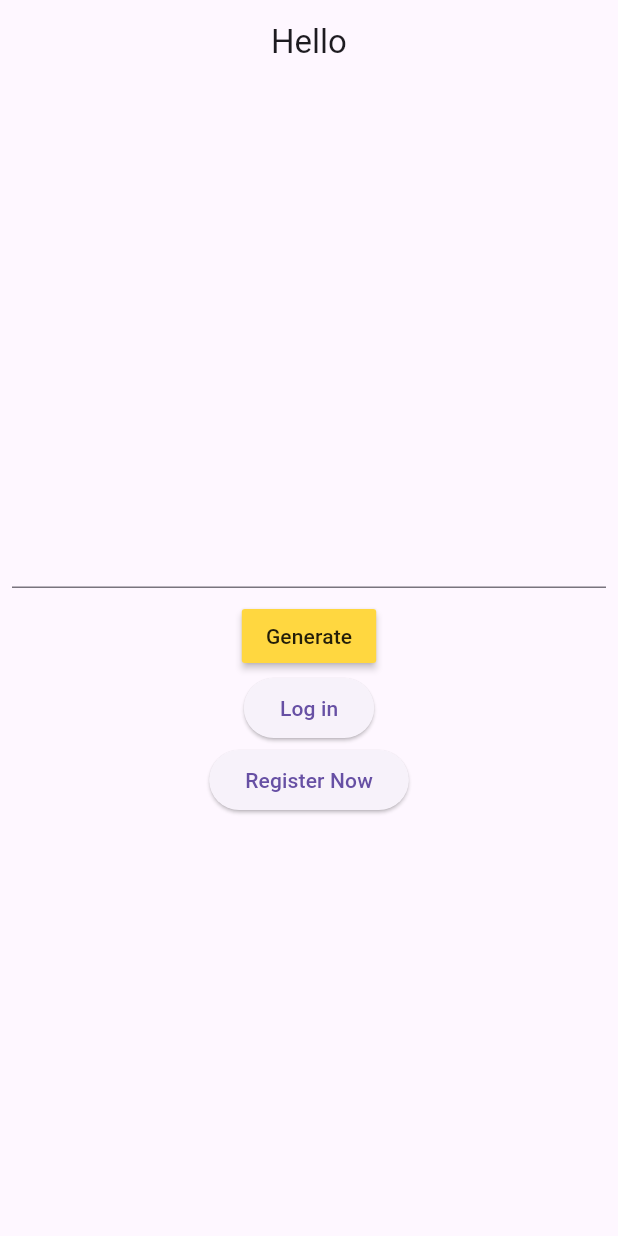
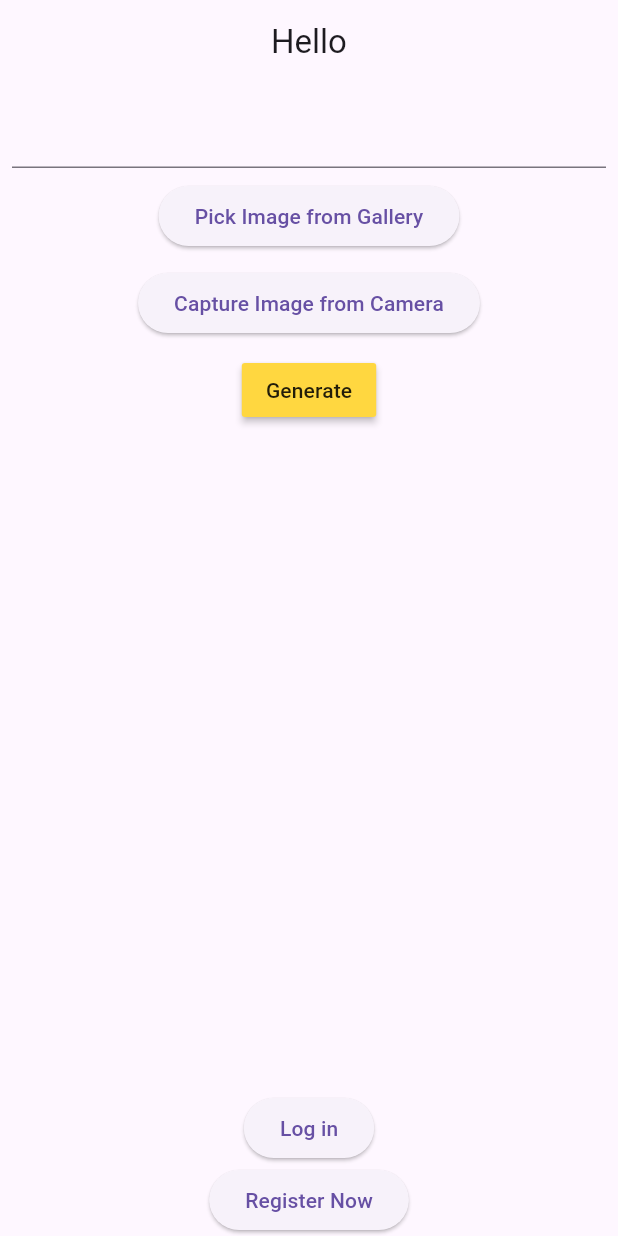
Before and after one commit to mzahin01/DietMaster, a Flutter app: the screen it shows after launch, on a phone screen of 412 x 824 dp. Run offline on Flutter 3.47's test engine with Material 3 defaults, Android fonts, the light colour scheme and no system bars; our stand-ins replace cloud_firestore, firebase_auth, firebase_core, get, google_generative_ai, image_picker; accounts and stored records are empty.

Commit message:
gemeni with image added

```diff
--- a/lib/app/modules/home/controllers/home_controller.dart
+++ b/lib/app/modules/home/controllers/home_controller.dart
@@ -1,9 +1,12 @@
+import 'dart:io';
+
 import 'package:cloud_firestore/cloud_firestore.dart';
 import 'package:diet_master/app/shared/consts.dart';
 import 'package:firebase_auth/firebase_auth.dart';
 import 'package:flutter/material.dart';
 import 'package:get/get.dart';
 import 'package:google_generative_ai/google_generative_ai.dart';
+import 'package:image_picker/image_picker.dart';
 
 class MainPageController extends GetxController {
   Rx<User?> user = Rx(null);
@@ -38,12 +41,32 @@ class MainPageController extends GetxController {
 
   GenerativeModel? model;
 
+  final ImagePicker _picker = ImagePicker();
+  final RxList<File> images = RxList.empty(growable: true);
+
+  Future<void> pickImage() async {
+    final pickedFile = await _picker.pickImage(source: ImageSource.gallery);
+    if (pickedFile != null) {
+      images.add(File(pickedFile.path));
+    }
+  }
+
+  Future<void> captureImage() async {
+    final pickedFile = await _picker.pickImage(source: ImageSource.camera);
+    if (pickedFile != null) {
+      images.add(File(pickedFile.path));
+    }
+  }
+
   void getRes() async {
     GenerateContentResponse? res = await model?.generateContent(
       [
         Content.text(
           geminiTextController.text,
-        )
+        ),
+        if (images.isNotEmpty)
+          for (File image in images)
+            Content.data('image/jpg', image.readAsBytesSync()),
       ],
     );
     if (res?.text != null) {
--- a/lib/app/modules/home/views/home_view.dart
+++ b/lib/app/modules/home/views/home_view.dart
@@ -35,6 +35,20 @@ class MainPageView extends GetView<MainPageController> {
                   textAlign: TextAlign.center,
                 ),
               ),
+              ElevatedButton(
+                onPressed: controller.pickImage,
+                child: const Text('Pick Image from Gallery'),
+              ),
+              const SizedBox(
+                height: 10,
+              ),
+              ElevatedButton(
+                onPressed: controller.captureImage,
+                child: const Text('Capture Image from Camera'),
+              ),
+              const SizedBox(
+                height: 10,
+              ),
               MaterialButton(
                 onPressed: () {
                   controller.getRes();
@@ -42,6 +56,40 @@ class MainPageView extends GetView<MainPageController> {
                 color: Colors.amberAccent,
                 child: const Text('Generate'),
               ),
+              const SizedBox(height: 10),
+              Expanded(
+                child: GridView.builder(
+                  gridDelegate: const SliverGridDelegateWithFixedCrossAxisCount(
+                    crossAxisCount: 4,
+                    crossAxisSpacing: 4.0,
+                    mainAxisSpacing: 4.0,
+                  ),
+                  itemCount: controller.images.length,
+                  itemBuilder: (context, index) {
+                    return Stack(
+                      children: [
+                        Image.file(
+                          controller.images[index],
+                          fit: BoxFit.cover,
+                        ),
+                        Positioned(
+                          top: 0,
+                          left: 0,
+                          child: IconButton(
+                            padding: EdgeInsets.zero,
+                            icon: const Icon(Icons.delete),
+                            color: Colors.white,
+                            onPressed: () {
+                              controller.images.removeAt(index);
+                            },
+                          ),
+                        )
+                      ],
+                    );
+                  },
+                ),
+              ),
+              const SizedBox(height: 50),
               if (controller.user.value == null) ...[
                 ElevatedButton(
                   onPressed: () {
--- a/pubspec.yaml
+++ b/pubspec.yaml
@@ -14,6 +14,7 @@ dependencies:
   firebase_auth: ^4.20.0
   cloud_firestore: ^4.17.5
   google_generative_ai: ^0.4.2
+  image_picker: ^1.1.2
 
 dev_dependencies:
   flutter_lints: 4.0.0
```
Also changed, not shown: pubspec.lock, 7 other files.
